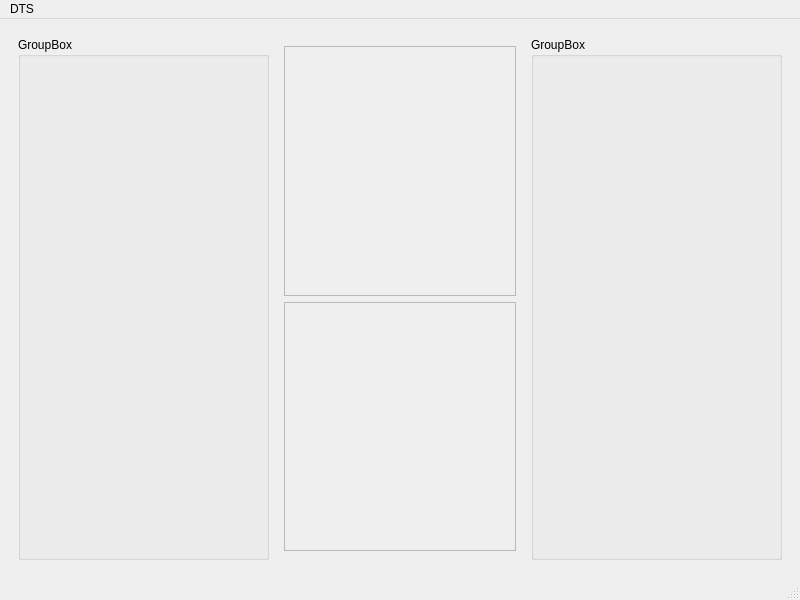
Above: mainwindow.ui from mqnoy/DTS before the change. Below: the same form after it.
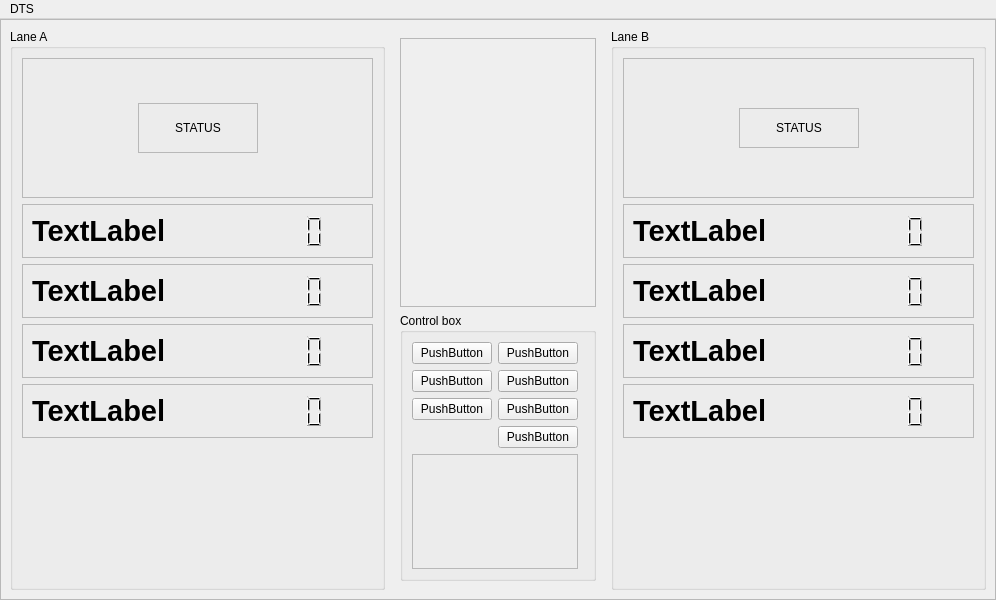
That is the form after the change.

```diff
--- a/mainwindow.ui
+++ b/mainwindow.ui
@@ -6,21 +6,51 @@
    <rect>
     <x>0</x>
     <y>0</y>
-    <width>800</width>
+    <width>996</width>
     <height>600</height>
    </rect>
   </property>
   <property name="windowTitle">
-   <string>MainWindow</string>
+   <string>DTS</string>
+  </property>
+  <property name="autoFillBackground">
+   <bool>false</bool>
+  </property>
+  <property name="styleSheet">
+   <string notr="true"/>
   </property>
   <widget class="QWidget" name="centralwidget">
    <layout class="QGridLayout" name="gridLayout_2">
+    <property name="leftMargin">
+     <number>0</number>
+    </property>
+    <property name="topMargin">
+     <number>0</number>
+    </property>
+    <property name="rightMargin">
+     <number>0</number>
+    </property>
+    <property name="bottomMargin">
+     <number>0</number>
+    </property>
+    <property name="horizontalSpacing">
+     <number>6</number>
+    </property>
     <item row="0" column="0">
      <layout class="QGridLayout" name="gridLayout">
       <item row="0" column="0">
        <widget class="QFrame" name="frame">
+        <property name="layoutDirection">
+         <enum>Qt::LeftToRight</enum>
+        </property>
+        <property name="autoFillBackground">
+         <bool>false</bool>
+        </property>
+        <property name="styleSheet">
+         <string notr="true"/>
+        </property>
         <property name="frameShape">
-         <enum>QFrame::NoFrame</enum>
+         <enum>QFrame::StyledPanel</enum>
         </property>
         <property name="frameShadow">
          <enum>QFrame::Plain</enum>
@@ -31,8 +61,234 @@
            <item>
             <widget class="QGroupBox" name="groupBox">
              <property name="title">
-              <string>GroupBox</string>
+              <string>Lane A</string>
              </property>
+             <layout class="QVBoxLayout" name="verticalLayout_3">
+              <item>
+               <widget class="QFrame" name="frame_8">
+                <property name="frameShape">
+                 <enum>QFrame::StyledPanel</enum>
+                </property>
+                <property name="frameShadow">
+                 <enum>QFrame::Raised</enum>
+                </property>
+                <layout class="QGridLayout" name="gridLayout_7">
+                 <item row="0" column="1">
+                  <spacer name="verticalSpacer_2">
+                   <property name="orientation">
+                    <enum>Qt::Vertical</enum>
+                   </property>
+                   <property name="sizeHint" stdset="0">
+                    <size>
+                     <width>20</width>
+                     <height>24</height>
+                    </size>
+                   </property>
+                  </spacer>
+                 </item>
+                 <item row="1" column="0">
+                  <spacer name="horizontalSpacer">
+                   <property name="orientation">
+                    <enum>Qt::Horizontal</enum>
+                   </property>
+                   <property name="sizeHint" stdset="0">
+                    <size>
+                     <width>100</width>
+                     <height>20</height>
+                    </size>
+                   </property>
+                  </spacer>
+                 </item>
+                 <item row="1" column="1">
+                  <widget class="QFrame" name="frame_9">
+                   <property name="minimumSize">
+                    <size>
+                     <width>120</width>
+                     <height>50</height>
+                    </size>
+                   </property>
+                   <property name="frameShape">
+                    <enum>QFrame::StyledPanel</enum>
+                   </property>
+                   <property name="frameShadow">
+                    <enum>QFrame::Raised</enum>
+                   </property>
+                   <layout class="QGridLayout" name="gridLayout_6">
+                    <item row="0" column="0">
+                     <widget class="QLabel" name="label_2">
+                      <property name="layoutDirection">
+                       <enum>Qt::LeftToRight</enum>
+                      </property>
+                      <property name="text">
+                       <string>STATUS</string>
+                      </property>
+                      <property name="alignment">
+                       <set>Qt::AlignCenter</set>
+                      </property>
+                     </widget>
+                    </item>
+                   </layout>
+                  </widget>
+                 </item>
+                 <item row="1" column="2">
+                  <spacer name="horizontalSpacer_2">
+                   <property name="orientation">
+                    <enum>Qt::Horizontal</enum>
+                   </property>
+                   <property name="sizeHint" stdset="0">
+                    <size>
+                     <width>100</width>
+                     <height>20</height>
+                    </size>
+                   </property>
+                  </spacer>
+                 </item>
+                 <item row="2" column="1">
+                  <spacer name="verticalSpacer">
+                   <property name="orientation">
+                    <enum>Qt::Vertical</enum>
+                   </property>
+                   <property name="sizeHint" stdset="0">
+                    <size>
+                     <width>20</width>
+                     <height>24</height>
+                    </size>
+                   </property>
+                  </spacer>
+                 </item>
+                </layout>
+               </widget>
+              </item>
+              <item>
+               <widget class="QFrame" name="frame_7">
+                <property name="frameShape">
+                 <enum>QFrame::StyledPanel</enum>
+                </property>
+                <property name="frameShadow">
+                 <enum>QFrame::Raised</enum>
+                </property>
+                <layout class="QHBoxLayout" name="horizontalLayout_3">
+                 <item>
+                  <widget class="QLabel" name="label">
+                   <property name="text">
+                    <string>&lt;html&gt;&lt;head/&gt;&lt;body&gt;&lt;p&gt;&lt;span style=&quot; font-size:22pt; font-weight:600;&quot;&gt;TextLabel&lt;/span&gt;&lt;/p&gt;&lt;/body&gt;&lt;/html&gt;</string>
+                   </property>
+                  </widget>
+                 </item>
+                 <item>
+                  <widget class="QLCDNumber" name="lcdNumber">
+                   <property name="frameShape">
+                    <enum>QFrame::NoFrame</enum>
+                   </property>
+                   <property name="frameShadow">
+                    <enum>QFrame::Plain</enum>
+                   </property>
+                  </widget>
+                 </item>
+                </layout>
+               </widget>
+              </item>
+              <item>
+               <widget class="QFrame" name="frame_10">
+                <property name="frameShape">
+                 <enum>QFrame::StyledPanel</enum>
+                </property>
+                <property name="frameShadow">
+                 <enum>QFrame::Raised</enum>
+                </property>
+                <layout class="QHBoxLayout" name="horizontalLayout_4">
+                 <item>
+                  <widget class="QLabel" name="label_5">
+                   <property name="text">
+                    <string>&lt;html&gt;&lt;head/&gt;&lt;body&gt;&lt;p&gt;&lt;span style=&quot; font-size:22pt; font-weight:600;&quot;&gt;TextLabel&lt;/span&gt;&lt;/p&gt;&lt;/body&gt;&lt;/html&gt;</string>
+                   </property>
+                  </widget>
+                 </item>
+                 <item>
+                  <widget class="QLCDNumber" name="lcdNumber_4">
+                   <property name="frameShape">
+                    <enum>QFrame::NoFrame</enum>
+                   </property>
+                   <property name="frameShadow">
+                    <enum>QFrame::Plain</enum>
+                   </property>
+                  </widget>
+                 </item>
+                </layout>
+               </widget>
+              </item>
+              <item>
+               <widget class="QFrame" name="frame_11">
+                <property name="frameShape">
+                 <enum>QFrame::StyledPanel</enum>
+                </property>
+                <property name="frameShadow">
+                 <enum>QFrame::Raised</enum>
+                </property>
+                <layout class="QHBoxLayout" name="horizontalLayout_5">
+                 <item>
+                  <widget class="QLabel" name="label_6">
+                   <property name="text">
+                    <string>&lt;html&gt;&lt;head/&gt;&lt;body&gt;&lt;p&gt;&lt;span style=&quot; font-size:22pt; font-weight:600;&quot;&gt;TextLabel&lt;/span&gt;&lt;/p&gt;&lt;/body&gt;&lt;/html&gt;</string>
+                   </property>
+                  </widget>
+                 </item>
+                 <item>
+                  <widget class="QLCDNumber" name="lcdNumber_5">
+                   <property name="frameShape">
+                    <enum>QFrame::NoFrame</enum>
+                   </property>
+                   <property name="frameShadow">
+                    <enum>QFrame::Plain</enum>
+                   </property>
+                  </widget>
+                 </item>
+                </layout>
+               </widget>
+              </item>
+              <item>
+               <widget class="QFrame" name="frame_12">
+                <property name="frameShape">
+                 <enum>QFrame::StyledPanel</enum>
+                </property>
+                <property name="frameShadow">
+                 <enum>QFrame::Raised</enum>
+                </property>
+                <layout class="QHBoxLayout" name="horizontalLayout_6">
+                 <item>
+                  <widget class="QLabel" name="label_7">
+                   <property name="text">
+                    <string>&lt;html&gt;&lt;head/&gt;&lt;body&gt;&lt;p&gt;&lt;span style=&quot; font-size:22pt; font-weight:600;&quot;&gt;TextLabel&lt;/span&gt;&lt;/p&gt;&lt;/body&gt;&lt;/html&gt;</string>
+                   </property>
+                  </widget>
+                 </item>
+                 <item>
+                  <widget class="QLCDNumber" name="lcdNumber_6">
+                   <property name="frameShape">
+                    <enum>QFrame::NoFrame</enum>
+                   </property>
+                   <property name="frameShadow">
+                    <enum>QFrame::Plain</enum>
+                   </property>
+                  </widget>
+                 </item>
+                </layout>
+               </widget>
+              </item>
+              <item>
+               <spacer name="verticalSpacer_6">
+                <property name="orientation">
+                 <enum>Qt::Vertical</enum>
+                </property>
+                <property name="sizeHint" stdset="0">
+                 <size>
+                  <width>20</width>
+                  <height>40</height>
+                 </size>
+                </property>
+               </spacer>
+              </item>
+             </layout>
             </widget>
            </item>
            <item>
@@ -44,6 +300,102 @@
               <enum>QFrame::Plain</enum>
              </property>
              <layout class="QGridLayout" name="gridLayout_3">
+              <item row="1" column="0">
+               <widget class="QGroupBox" name="groupBox_3">
+                <property name="title">
+                 <string>Control box</string>
+                </property>
+                <layout class="QGridLayout" name="gridLayout_5">
+                 <item row="0" column="0">
+                  <layout class="QGridLayout" name="gridLayout_4">
+                   <item row="0" column="0">
+                    <widget class="QPushButton" name="pushButton">
+                     <property name="text">
+                      <string>PushButton</string>
+                     </property>
+                    </widget>
+                   </item>
+                   <item row="0" column="1">
+                    <widget class="QPushButton" name="pushButton_4">
+                     <property name="text">
+                      <string>PushButton</string>
+                     </property>
+                    </widget>
+                   </item>
+                   <item row="1" column="1">
+                    <widget class="QPushButton" name="pushButton_5">
+                     <property name="text">
+                      <string>PushButton</string>
+                     </property>
+                    </widget>
+                   </item>
+                   <item row="2" column="0">
+                    <widget class="QPushButton" name="pushButton_3">
+                     <property name="text">
+                      <string>PushButton</string>
+                     </property>
+                    </widget>
+                   </item>
+                   <item row="1" column="0">
+                    <widget class="QPushButton" name="pushButton_2">
+                     <property name="text">
+                      <string>PushButton</string>
+                     </property>
+                    </widget>
+                   </item>
+                   <item row="2" column="1">
+                    <widget class="QPushButton" name="pushButton_6">
+                     <property name="text">
+                      <string>PushButton</string>
+                     </property>
+                    </widget>
+                   </item>
+                   <item row="3" column="1">
+                    <widget class="QPushButton" name="pushButton_7">
+                     <property name="text">
+                      <string>PushButton</string>
+                     </property>
+                    </widget>
+                   </item>
+                  </layout>
+                 </item>
+                 <item row="0" column="1" rowspan="2">
+                  <layout class="QVBoxLayout" name="verticalLayout">
+                   <item>
+                    <widget class="QFrame" name="frame_4">
+                     <property name="frameShape">
+                      <enum>QFrame::StyledPanel</enum>
+                     </property>
+                     <property name="frameShadow">
+                      <enum>QFrame::Raised</enum>
+                     </property>
+                    </widget>
+                   </item>
+                   <item>
+                    <widget class="QFrame" name="frame_5">
+                     <property name="frameShape">
+                      <enum>QFrame::StyledPanel</enum>
+                     </property>
+                     <property name="frameShadow">
+                      <enum>QFrame::Raised</enum>
+                     </property>
+                    </widget>
+                   </item>
+                  </layout>
+                 </item>
+                 <item row="1" column="0">
+                  <widget class="QFrame" name="frame_6">
+                   <property name="frameShape">
+                    <enum>QFrame::StyledPanel</enum>
+                   </property>
+                   <property name="frameShadow">
+                    <enum>QFrame::Raised</enum>
+                   </property>
+                  </widget>
+                 </item>
+                </layout>
+               </widget>
+              </item>
               <item row="0" column="0">
                <widget class="QFrame" name="frame_3">
                 <property name="frameShape">
@@ -54,24 +406,240 @@
                 </property>
                </widget>
               </item>
-              <item row="1" column="0">
-               <widget class="QFrame" name="frame_4">
-                <property name="frameShape">
-                 <enum>QFrame::StyledPanel</enum>
-                </property>
-                <property name="frameShadow">
-                 <enum>QFrame::Raised</enum>
-                </property>
-               </widget>
-              </item>
              </layout>
             </widget>
            </item>
            <item>
             <widget class="QGroupBox" name="groupBox_2">
              <property name="title">
-              <string>GroupBox</string>
+              <string>Lane B</string>
              </property>
+             <layout class="QVBoxLayout" name="verticalLayout_2">
+              <item>
+               <widget class="QFrame" name="frame_17">
+                <property name="frameShape">
+                 <enum>QFrame::StyledPanel</enum>
+                </property>
+                <property name="frameShadow">
+                 <enum>QFrame::Raised</enum>
+                </property>
+                <layout class="QGridLayout" name="gridLayout_8">
+                 <item row="0" column="1">
+                  <spacer name="verticalSpacer_3">
+                   <property name="orientation">
+                    <enum>Qt::Vertical</enum>
+                   </property>
+                   <property name="sizeHint" stdset="0">
+                    <size>
+                     <width>20</width>
+                     <height>5</height>
+                    </size>
+                   </property>
+                  </spacer>
+                 </item>
+                 <item row="1" column="0">
+                  <spacer name="horizontalSpacer_3">
+                   <property name="orientation">
+                    <enum>Qt::Horizontal</enum>
+                   </property>
+                   <property name="sizeHint" stdset="0">
+                    <size>
+                     <width>93</width>
+                     <height>20</height>
+                    </size>
+                   </property>
+                  </spacer>
+                 </item>
+                 <item row="1" column="1">
+                  <widget class="QFrame" name="frame_18">
+                   <property name="minimumSize">
+                    <size>
+                     <width>120</width>
+                     <height>40</height>
+                    </size>
+                   </property>
+                   <property name="frameShape">
+                    <enum>QFrame::StyledPanel</enum>
+                   </property>
+                   <property name="frameShadow">
+                    <enum>QFrame::Raised</enum>
+                   </property>
+                   <layout class="QGridLayout" name="gridLayout_9">
+                    <item row="0" column="0">
+                     <widget class="QLabel" name="label_12">
+                      <property name="layoutDirection">
+                       <enum>Qt::LeftToRight</enum>
+                      </property>
+                      <property name="text">
+                       <string>STATUS</string>
+                      </property>
+                      <property name="alignment">
+                       <set>Qt::AlignCenter</set>
+                      </property>
+                     </widget>
+                    </item>
+                   </layout>
+                  </widget>
+                 </item>
+                 <item row="1" column="2">
+                  <spacer name="horizontalSpacer_4">
+                   <property name="orientation">
+                    <enum>Qt::Horizontal</enum>
+                   </property>
+                   <property name="sizeHint" stdset="0">
+                    <size>
+                     <width>93</width>
+                     <height>20</height>
+                    </size>
+                   </property>
+                  </spacer>
+                 </item>
+                 <item row="2" column="1">
+                  <spacer name="verticalSpacer_4">
+                   <property name="orientation">
+                    <enum>Qt::Vertical</enum>
+                   </property>
+                   <property name="sizeHint" stdset="0">
+                    <size>
+                     <width>20</width>
+                     <height>5</height>
+                    </size>
+                   </property>
+                  </spacer>
+                 </item>
+                </layout>
+               </widget>
+              </item>
+              <item>
+               <widget class="QFrame" name="frame_16">
+                <property name="frameShape">
+                 <enum>QFrame::StyledPanel</enum>
+                </property>
+                <property name="frameShadow">
+                 <enum>QFrame::Raised</enum>
+                </property>
+                <layout class="QHBoxLayout" name="horizontalLayout_10">
+                 <item>
+                  <widget class="QLabel" name="label_11">
+                   <property name="text">
+                    <string>&lt;html&gt;&lt;head/&gt;&lt;body&gt;&lt;p&gt;&lt;span style=&quot; font-size:22pt; font-weight:600;&quot;&gt;TextLabel&lt;/span&gt;&lt;/p&gt;&lt;/body&gt;&lt;/html&gt;</string>
+                   </property>
+                  </widget>
+                 </item>
+                 <item>
+                  <widget class="QLCDNumber" name="lcdNumber_10">
+                   <property name="frameShape">
+                    <enum>QFrame::NoFrame</enum>
+                   </property>
+                   <property name="frameShadow">
+                    <enum>QFrame::Plain</enum>
+                   </property>
+                  </widget>
+                 </item>
+                </layout>
+               </widget>
+              </item>
+              <item>
+               <widget class="QFrame" name="frame_15">
+                <property name="frameShape">
+                 <enum>QFrame::StyledPanel</enum>
+                </property>
+                <property name="frameShadow">
+                 <enum>QFrame::Raised</enum>
+                </property>
+                <layout class="QHBoxLayout" name="horizontalLayout_9">
+                 <item>
+                  <widget class="QLabel" name="label_10">
+                   <property name="text">
+                    <string>&lt;html&gt;&lt;head/&gt;&lt;body&gt;&lt;p&gt;&lt;span style=&quot; font-size:22pt; font-weight:600;&quot;&gt;TextLabel&lt;/span&gt;&lt;/p&gt;&lt;/body&gt;&lt;/html&gt;</string>
+                   </property>
+                  </widget>
+                 </item>
+                 <item>
+                  <widget class="QLCDNumber" name="lcdNumber_9">
+                   <property name="frameShape">
+                    <enum>QFrame::NoFrame</enum>
+                   </property>
+                   <property name="frameShadow">
+                    <enum>QFrame::Plain</enum>
+                   </property>
+                  </widget>
+                 </item>
+                </layout>
+               </widget>
+              </item>
+              <item>
+               <widget class="QFrame" name="frame_14">
+                <property name="frameShape">
+                 <enum>QFrame::StyledPanel</enum>
+                </property>
+                <property name="frameShadow">
+                 <enum>QFrame::Raised</enum>
+                </property>
+                <layout class="QHBoxLayout" name="horizontalLayout_8">
+                 <item>
+                  <widget class="QLabel" name="label_9">
+                   <property name="text">
+                    <string>&lt;html&gt;&lt;head/&gt;&lt;body&gt;&lt;p&gt;&lt;span style=&quot; font-size:22pt; font-weight:600;&quot;&gt;TextLabel&lt;/span&gt;&lt;/p&gt;&lt;/body&gt;&lt;/html&gt;</string>
+                   </property>
+                  </widget>
+                 </item>
+                 <item>
+                  <widget class="QLCDNumber" name="lcdNumber_8">
+                   <property name="frameShape">
+                    <enum>QFrame::NoFrame</enum>
+                   </property>
+                   <property name="frameShadow">
+                    <enum>QFrame::Plain</enum>
+                   </property>
+                  </widget>
+                 </item>
+                </layout>
+               </widget>
+              </item>
+              <item>
+               <widget class="QFrame" name="frame_13">
+                <property name="frameShape">
+                 <enum>QFrame::StyledPanel</enum>
+                </property>
+                <property name="frameShadow">
+                 <enum>QFrame::Raised</enum>
+                </property>
+                <layout class="QHBoxLayout" name="horizontalLayout_7">
+                 <item>
+                  <widget class="QLabel" name="label_8">
+                   <property name="text">
+                    <string>&lt;html&gt;&lt;head/&gt;&lt;body&gt;&lt;p&gt;&lt;span style=&quot; font-size:22pt; font-weight:600;&quot;&gt;TextLabel&lt;/span&gt;&lt;/p&gt;&lt;/body&gt;&lt;/html&gt;</string>
+                   </property>
+                  </widget>
+                 </item>
+                 <item>
+                  <widget class="QLCDNumber" name="lcdNumber_7">
+                   <property name="frameShape">
+                    <enum>QFrame::NoFrame</enum>
+                   </property>
+                   <property name="frameShadow">
+                    <enum>QFrame::Plain</enum>
+                   </property>
+                  </widget>
+                 </item>
+                </layout>
+               </widget>
+              </item>
+              <item>
+               <spacer name="verticalSpacer_7">
+                <property name="orientation">
+                 <enum>Qt::Vertical</enum>
+                </property>
+                <property name="sizeHint" stdset="0">
+                 <size>
+                  <width>20</width>
+                  <height>40</height>
+                 </size>
+                </property>
+               </spacer>
+              </item>
+             </layout>
             </widget>
            </item>
           </layout>
@@ -88,8 +656,8 @@
     <rect>
      <x>0</x>
      <y>0</y>
-     <width>800</width>
-     <height>22</height>
+     <width>996</width>
+     <height>21</height>
     </rect>
    </property>
    <widget class="QMenu" name="menuAbout">
@@ -100,7 +668,6 @@
    </widget>
    <addaction name="menuAbout"/>
   </widget>
-  <widget class="QStatusBar" name="statusbar"/>
   <action name="actionAbout">
    <property name="text">
     <string>About</string>
```
Left out of the diff: 2 changed lines with no effect on the pictures.
